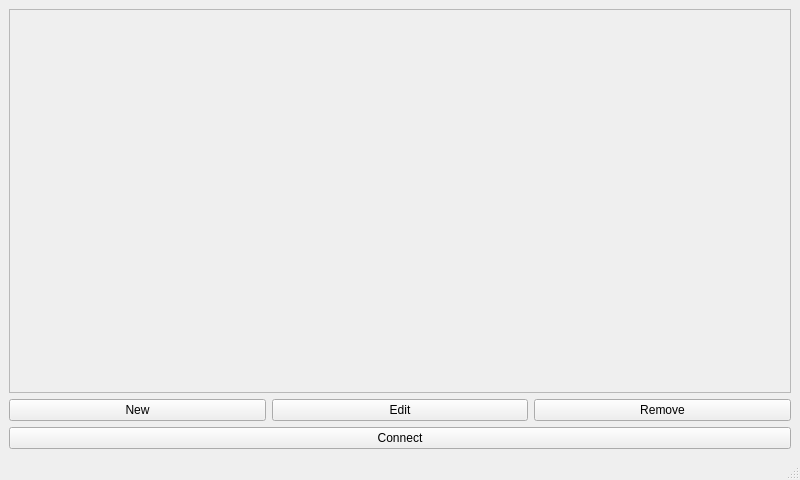
agamez/pySSHGui, file pySSHGui.ui: the form before one commit.
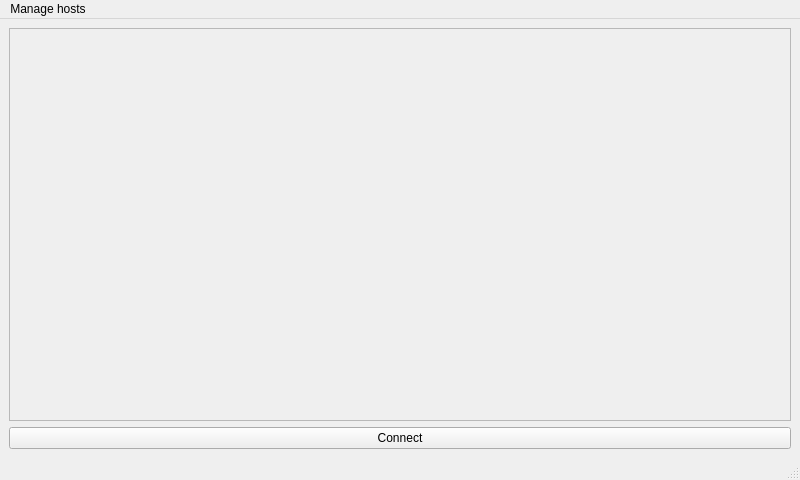
The form after the commit.

Commit message: Replace buttons with action menu to gain screen space

```diff
--- a/pySSHGui.ui
+++ b/pySSHGui.ui
@@ -29,7 +29,7 @@
            <x>0</x>
            <y>0</y>
            <width>776</width>
-           <height>341</height>
+           <height>376</height>
           </rect>
          </property>
          <layout class="QGridLayout" name="gridLayout_2">
@@ -40,31 +40,6 @@
         </widget>
        </widget>
       </item>
-      <item>
-       <layout class="QHBoxLayout" name="modifierButtonsLayout">
-        <item>
-         <widget class="QPushButton" name="newButton">
-          <property name="text">
-           <string>New</string>
-          </property>
-         </widget>
-        </item>
-        <item>
-         <widget class="QPushButton" name="editButton">
-          <property name="text">
-           <string>Edit</string>
-          </property>
-         </widget>
-        </item>
-        <item>
-         <widget class="QPushButton" name="removeButton">
-          <property name="text">
-           <string>Remove</string>
-          </property>
-         </widget>
-        </item>
-       </layout>
-      </item>
       <item>
        <widget class="QPushButton" name="connectButton">
         <property name="text">
@@ -85,6 +60,15 @@
      <height>25</height>
     </rect>
    </property>
+   <widget class="QMenu" name="menuNew">
+    <property name="title">
+     <string>Manage hosts</string>
+    </property>
+    <addaction name="actionNew"/>
+    <addaction name="actionEdit"/>
+    <addaction name="actionRemove"/>
+   </widget>
+   <addaction name="menuNew"/>
   </widget>
   <widget class="QStatusBar" name="statusbar"/>
  </widget>
```
Left out of the diff: 20 changed lines with no effect on the pictures. The commit also changes 1 other file.
